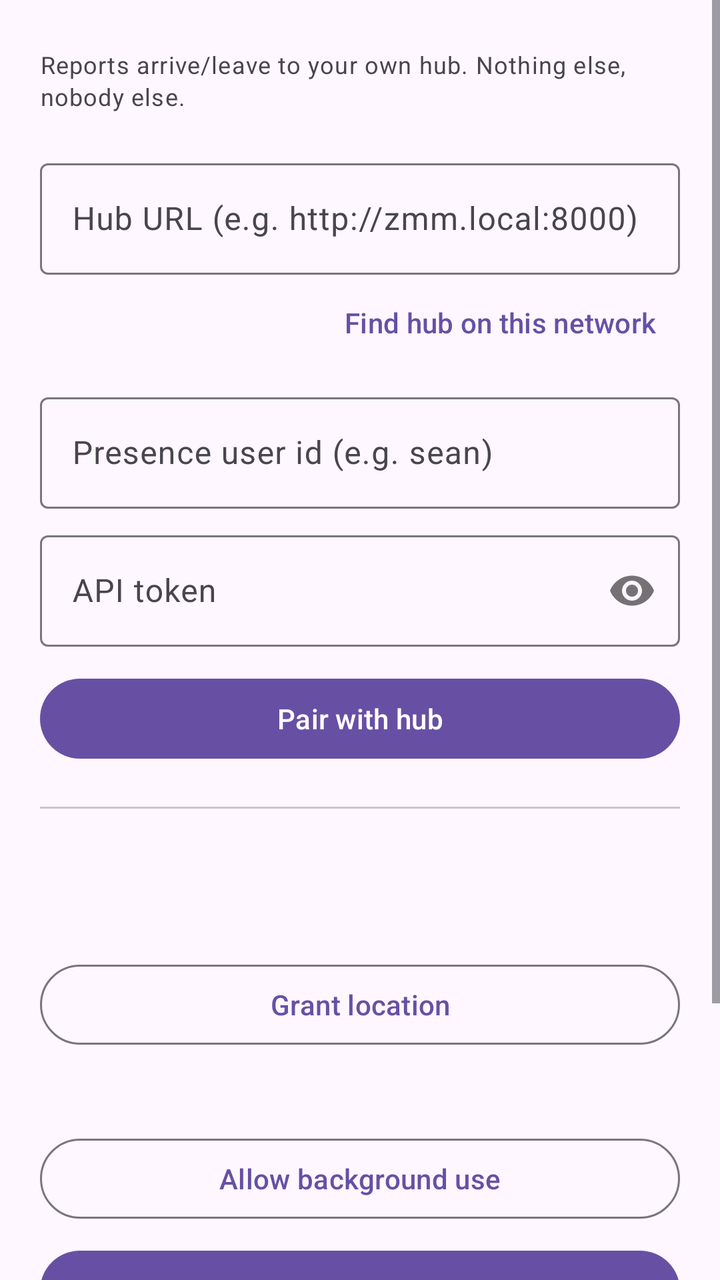
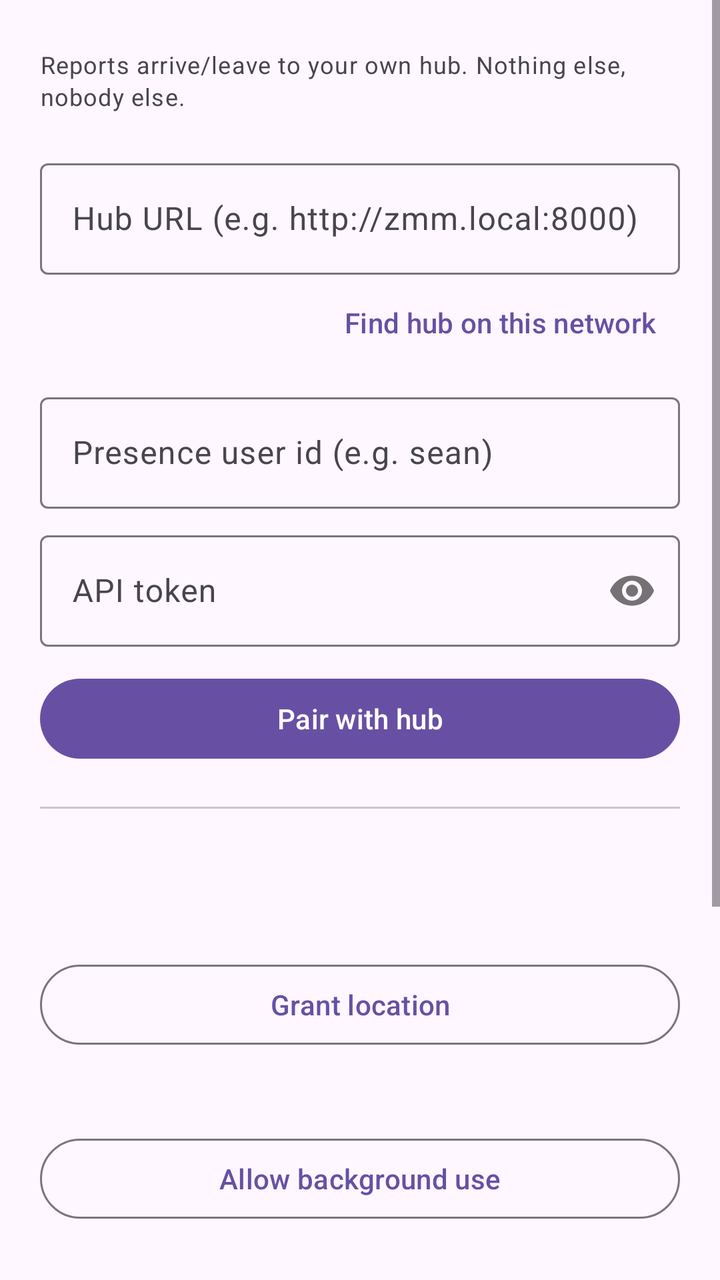

Before-and-after screenshots of an Android layout around one commit, followed by the original layout XML and the change that was made.
<!-- AndroidManifest.xml: application theme Theme.Material3.DayNight -->
<!-- res/layout/activity_pair.xml -->
<?xml version="1.0" encoding="utf-8"?>
<ScrollView xmlns:android="http://schemas.android.com/apk/res/android"
    android:layout_width="match_parent"
    android:layout_height="match_parent"
    android:fillViewport="true">

    <LinearLayout
        android:layout_width="match_parent"
        android:layout_height="wrap_content"
        android:orientation="vertical"
        android:padding="20dp">

        <TextView
            android:layout_width="match_parent"
            android:layout_height="wrap_content"
            android:layout_marginTop="4dp"
            android:text="@string/blurb"
            android:textAppearance="?attr/textAppearanceBodySmall" />

        
        <com.google.android.material.textfield.TextInputLayout
            style="@style/Widget.Material3.TextInputLayout.OutlinedBox"
            android:layout_width="match_parent"
            android:layout_height="wrap_content"
            android:layout_marginTop="20dp"
            android:hint="@string/hub_hint">

            <com.google.android.material.textfield.TextInputEditText
                android:id="@+id/hubUrl"
                android:layout_width="match_parent"
                android:layout_height="wrap_content"
                android:inputType="textUri"
                android:autofillHints="" />
        </com.google.android.material.textfield.TextInputLayout>

        <Button
            android:id="@+id/discoverBtn"
            style="@style/Widget.Material3.Button.TextButton"
            android:layout_width="wrap_content"
            android:layout_height="wrap_content"
            android:layout_gravity="end"
            android:text="@string/discover" />

        <com.google.android.material.textfield.TextInputLayout
            style="@style/Widget.Material3.TextInputLayout.OutlinedBox"
            android:layout_width="match_parent"
            android:layout_height="wrap_content"
            android:layout_marginTop="8dp"
            android:hint="@string/user_hint">

            <com.google.android.material.textfield.TextInputEditText
                android:id="@+id/userId"
                android:layout_width="match_parent"
                android:layout_height="wrap_content"
                android:inputType="text"
                android:autofillHints="" />
        </com.google.android.material.textfield.TextInputLayout>

        <com.google.android.material.textfield.TextInputLayout
            style="@style/Widget.Material3.TextInputLayout.OutlinedBox"
            android:layout_width="match_parent"
            android:layout_height="wrap_content"
            android:layout_marginTop="8dp"
            android:hint="@string/token_hint"
            app:passwordToggleEnabled="true"
            xmlns:app="http://schemas.android.com/apk/res-auto">

            <com.google.android.material.textfield.TextInputEditText
                android:id="@+id/token"
                android:layout_width="match_parent"
                android:layout_height="wrap_content"
                android:inputType="textPassword"
                android:autofillHints="" />
        </com.google.android.material.textfield.TextInputLayout>

        <com.google.android.material.button.MaterialButton
            android:id="@+id/pairBtn"
            android:layout_width="match_parent"
            android:layout_height="wrap_content"
            android:layout_marginTop="12dp"
            android:text="@string/pair" />

        <View
            android:layout_width="match_parent"
            android:layout_height="1dp"
            android:layout_marginVertical="20dp"
            android:background="?attr/colorOutlineVariant" />

        
        <TextView
            android:id="@+id/homeState"
            android:layout_width="match_parent"
            android:layout_height="wrap_content"
            android:textAppearance="?attr/textAppearanceBodyMedium" />

        <TextView
            android:id="@+id/permState"
            android:layout_width="match_parent"
            android:layout_height="wrap_content"
            android:layout_marginTop="4dp"
            android:textAppearance="?attr/textAppearanceBodyMedium" />

        <com.google.android.material.button.MaterialButton
            android:id="@+id/permsBtn"
            style="@style/Widget.Material3.Button.OutlinedButton"
            android:layout_width="match_parent"
            android:layout_height="wrap_content"
            android:layout_marginTop="12dp"
            android:text="@string/grant_location" />

        
        <TextView
            android:id="@+id/batteryState"
            android:layout_width="match_parent"
            android:layout_height="wrap_content"
            android:layout_marginTop="12dp"
            android:textAppearance="?attr/textAppearanceBodyMedium" />

        <com.google.android.material.button.MaterialButton
            android:id="@+id/batteryBtn"
            style="@style/Widget.Material3.Button.OutlinedButton"
            android:layout_width="match_parent"
            android:layout_height="wrap_content"
            android:layout_marginTop="8dp"
            android:text="@string/battery_btn" />

        <com.google.android.material.button.MaterialButton
            android:id="@+id/armBtn"
            android:layout_width="match_parent"
            android:layout_height="wrap_content"
            android:layout_marginTop="8dp"
            android:text="@string/arm" />

        <TextView
            android:id="@+id/status"
            android:layout_width="match_parent"
            android:layout_height="wrap_content"
            android:layout_marginTop="16dp"
            android:textAppearance="?attr/textAppearanceBodySmall" />

        <TextView
            android:id="@+id/deviceId"
            android:layout_width="match_parent"
            android:layout_height="wrap_content"
            android:layout_marginTop="20dp"
            android:textAppearance="?attr/textAppearanceLabelSmall"
            android:textIsSelectable="true" />

        <com.google.android.material.button.MaterialButton
            android:id="@+id/forgetBtn"
            style="@style/Widget.Material3.Button.TextButton"
            android:layout_width="match_parent"
            android:layout_height="wrap_content"
            android:layout_marginTop="12dp"
            android:text="@string/forget" />
    </LinearLayout>
</ScrollView>
<!-- resources referenced by this layout -->
<resources>
  <string name="arm">Arm geofence</string>
  <string name="battery_btn">Allow background use</string>
  <string name="blurb">Reports arrive/leave to your own hub. Nothing else, nobody else.</string>
  <string name="discover">Find hub on this network</string>
  <string name="forget">Forget this hub</string>
  <string name="grant_location">Grant location</string>
  <string name="hub_hint">Hub URL (e.g. http://zmm.local:8000)</string>
  <string name="pair">Pair with hub</string>
  <string name="token_hint">API token</string>
  <string name="user_hint">Presence user id (e.g. sean)</string>
</resources>

<!-- the commit's change to res/layout/activity_pair.xml (unified diff, before → after) -->
@@ -124,6 +124,22 @@
             android:layout_marginTop="8dp"
             android:text="@string/battery_btn" />
 
+        
+        <TextView
+            android:id="@+id/carState"
+            android:layout_width="match_parent"
+            android:layout_height="wrap_content"
+            android:layout_marginTop="12dp"
+            android:textAppearance="?attr/textAppearanceBodyMedium" />
+
+        <com.google.android.material.button.MaterialButton
+            android:id="@+id/carBtn"
+            style="@style/Widget.Material3.Button.OutlinedButton"
+            android:layout_width="match_parent"
+            android:layout_height="wrap_content"
+            android:layout_marginTop="8dp"
+            android:text="@string/car_btn" />
+
         <com.google.android.material.button.MaterialButton
             android:id="@+id/armBtn"
             android:layout_width="match_parent"
<!-- resource entries referenced after the edit -->
@@ -3,6 +3,7 @@
   <string name="arm">Arm geofence</string>
   <string name="battery_btn">Allow background use</string>
   <string name="blurb">Reports arrive/leave to your own hub. Nothing else, nobody else.</string>
+  <string name="car_btn">Choose car (Bluetooth)</string>
   <string name="discover">Find hub on this network</string>
   <string name="forget">Forget this hub</string>
   <string name="grant_location">Grant location</string>
